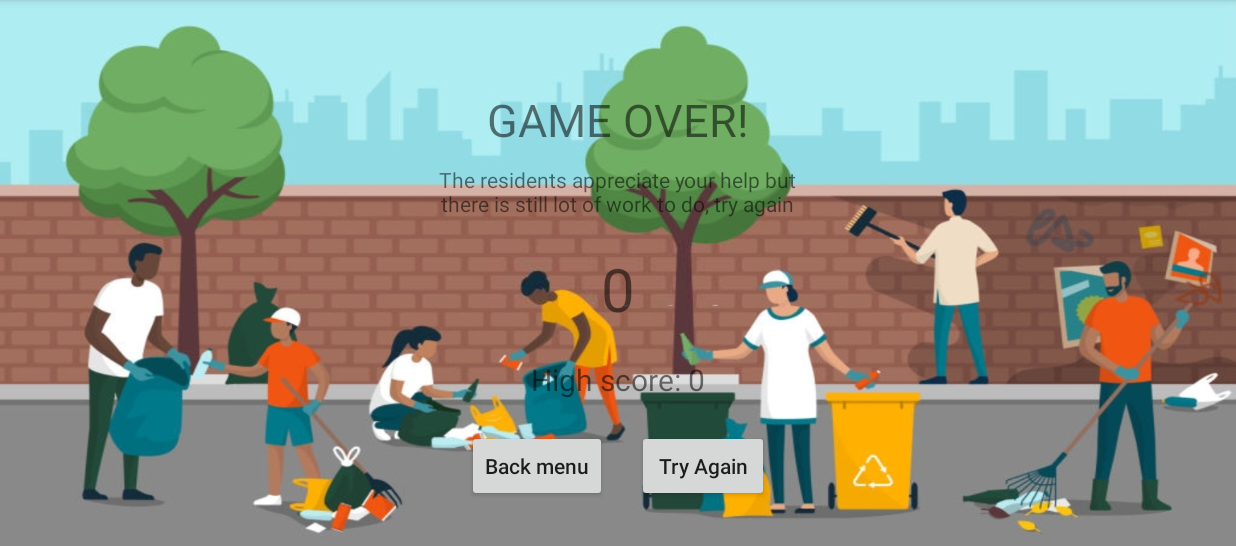
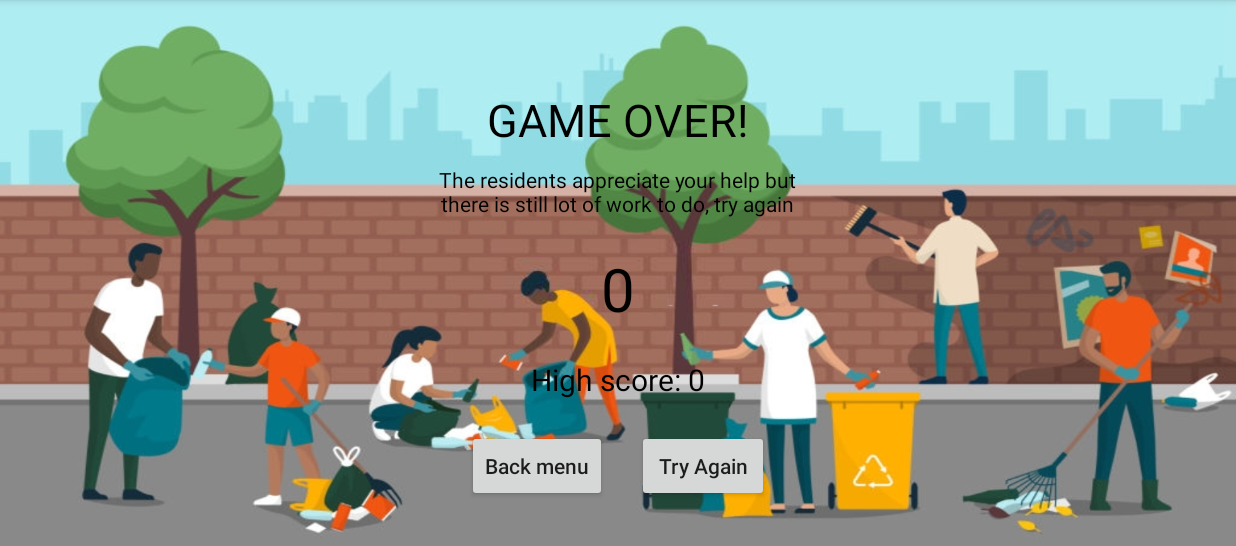
Before and after one commit to dorshamir55/CleaningTheCity, an Android app: the ResultActivity screen opened directly, with no data from a screen before it, on a phone screen of 824 x 412 dp (held sideways), the part 72-618 px from its top. Run offline under Robolectric (Android 15) with nearby library versions, the phone set to English and light mode, and no system bars.

Commit message:
color black

```diff
--- a/app/src/main/res/layout-land/activity_result.xml
+++ b/app/src/main/res/layout-land/activity_result.xml
@@ -11,11 +11,13 @@
         android:layout_width="wrap_content"
         android:layout_height="wrap_content"
         android:text="@string/game_over"
+        android:textColor="@color/black"
         android:layout_marginTop="30dp"
         android:textSize="30sp"/>
     <TextView
         android:id="@+id/endGameText"
         android:layout_width="250dp"
+        android:textColor="@color/black"
         android:layout_height="wrap_content"
         android:layout_gravity="center"
         android:gravity="center"
@@ -26,6 +28,7 @@
         android:layout_width="wrap_content"
         android:layout_height="wrap_content"
         android:text="150"
+        android:textColor="@color/black"
         android:textSize="40sp"
         android:layout_marginTop="20dp"/>
 
@@ -34,6 +37,7 @@
         android:layout_width="wrap_content"
         android:layout_height="wrap_content"
         android:text="@string/high_score"
+        android:textColor="@color/black"
         android:textSize="20sp"
         android:layout_marginTop="20dp"/>
     <TableRow
--- a/app/src/main/res/layout-land/activity_start.xml
+++ b/app/src/main/res/layout-land/activity_start.xml
@@ -13,7 +13,7 @@
         android:gravity="center"
         android:text="@string/game_name"
         android:textSize="32sp"
-        />
+        android:textColor="@color/black"/>
 
     <TextView
        android:layout_width="300dp"
@@ -21,6 +21,7 @@
        android:layout_gravity="center"
        android:gravity="center"
        android:text="@string/intro_txt"
+        android:textColor="@color/black"
        android:padding="20dp"/>
 
     <Button
--- a/app/src/main/res/layout/activity_result.xml
+++ b/app/src/main/res/layout/activity_result.xml
@@ -9,13 +9,15 @@
         android:layout_width="wrap_content"
         android:layout_height="wrap_content"
         android:text="@string/game_over"
-        android:textSize="30sp"/>
+        android:textSize="30sp"
+        android:textColor="@color/black"/>
 
     <TextView
         android:id="@+id/scoreLabel"
         android:layout_width="wrap_content"
         android:layout_height="wrap_content"
         android:text="150"
+        android:textColor="@color/black"
         android:textSize="40sp"
         android:layout_marginTop="80dp"/>
 
@@ -24,6 +26,7 @@
         android:layout_width="wrap_content"
         android:layout_height="wrap_content"
         android:text="High Score : 300"
+        android:textColor="@color/black"
         android:textSize="20sp"
         android:layout_marginTop="80dp"/>
 
--- a/app/src/main/res/values/colors.xml
+++ b/app/src/main/res/values/colors.xml
@@ -4,4 +4,5 @@
     <color name="colorPrimaryDark">#2f333f</color>
     <color name="colorAccent">#D81B60</color>
     <color name="white">#fff</color>
+    <color name="black">#000</color>
 </resources>
```
